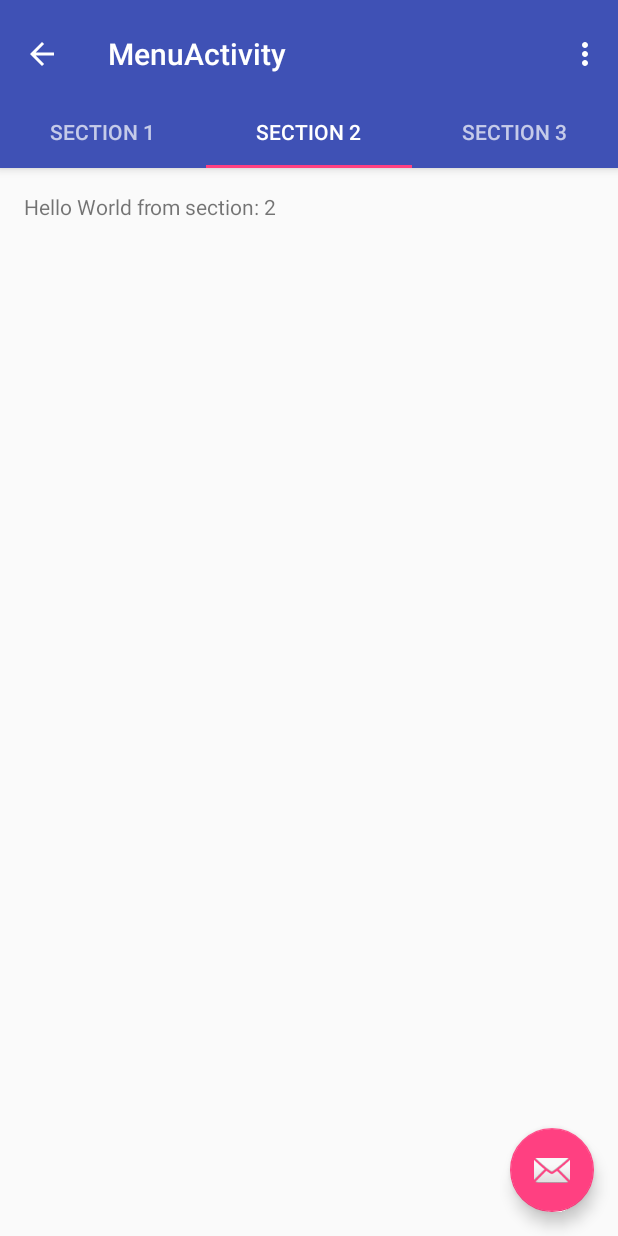
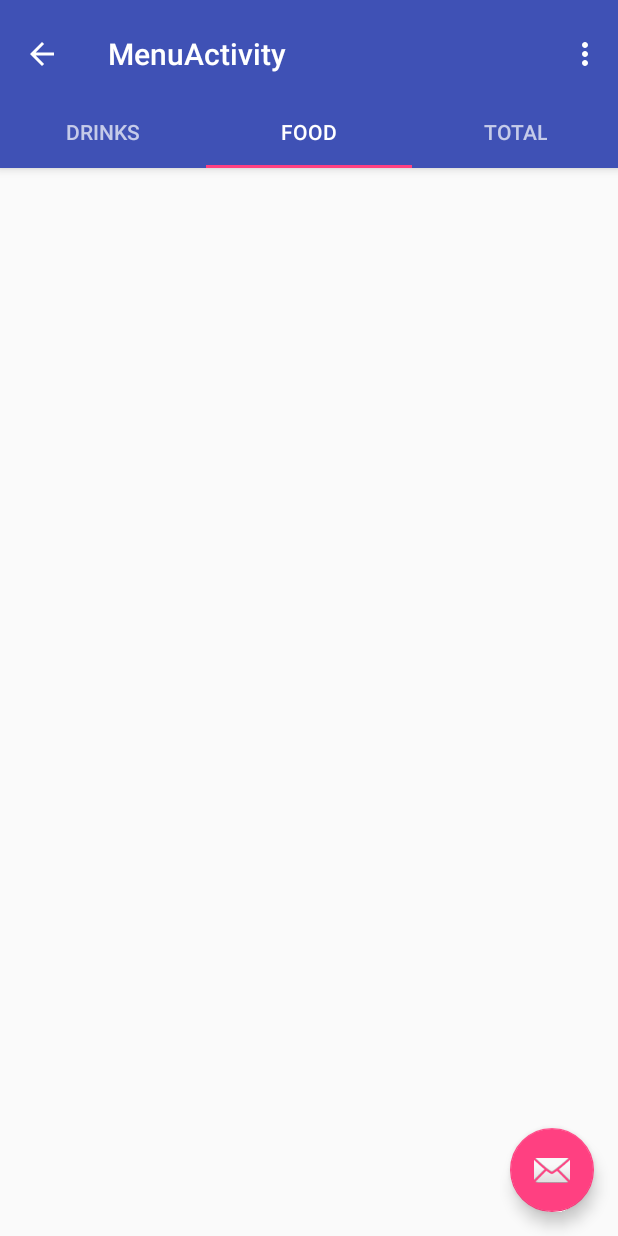
Before and after one commit to ContagionNZ/MDDN_Project3_Holder, an Android app: the MenuActivity screen opened directly, with no data from a screen before it, tab 2 chosen, on a phone screen of 412 x 824 dp. Run offline under Robolectric (Android 15) with nearby library versions, the phone set to English and light mode, and no system bars.

Commit message:
Added full fragment functionality

```diff
--- a/Matkarta/app/src/main/java/com/example/steven/matkarta/MenuActivity.java
+++ b/Matkarta/app/src/main/java/com/example/steven/matkarta/MenuActivity.java
@@ -39,7 +39,7 @@ public class MenuActivity extends AppCompatActivity {
     @Override
     protected void onCreate(Bundle savedInstanceState) {
         super.onCreate(savedInstanceState);
-        setContentView(R.layout.activity_menu);
+        setContentView(R.layout.activity_map);
 
         Toolbar toolbar = (Toolbar) findViewById(R.id.toolbar);
         setSupportActionBar(toolbar);
@@ -70,7 +70,7 @@ public class MenuActivity extends AppCompatActivity {
     @Override
     public boolean onCreateOptionsMenu(Menu menu) {
         // Inflate the menu; this adds items to the action bar if it is present.
-        getMenuInflater().inflate(R.menu.menu_menu, menu);
+        getMenuInflater().inflate(R.menu.menu_map, menu);
         return true;
     }
 
@@ -89,40 +89,6 @@ public class MenuActivity extends AppCompatActivity {
         return super.onOptionsItemSelected(item);
     }
 
-    /**
-     * A placeholder fragment containing a simple view.
-     */
-    public static class PlaceholderFragment extends Fragment {
-        /**
-         * The fragment argument representing the section number for this
-         * fragment.
-         */
-        private static final String ARG_SECTION_NUMBER = "section_number";
-
-        public PlaceholderFragment() {
-        }
-
-        /**
-         * Returns a new instance of this fragment for the given section
-         * number.
-         */
-        public static PlaceholderFragment newInstance(int sectionNumber) {
-            PlaceholderFragment fragment = new PlaceholderFragment();
-            Bundle args = new Bundle();
-            args.putInt(ARG_SECTION_NUMBER, sectionNumber);
-            fragment.setArguments(args);
-            return fragment;
-        }
-
-        @Override
-        public View onCreateView(LayoutInflater inflater, ViewGroup container,
-                                 Bundle savedInstanceState) {
-            View rootView = inflater.inflate(R.layout.fragment_menu, container, false);
-            TextView textView = (TextView) rootView.findViewById(R.id.section_label);
-            textView.setText(getString(R.string.section_format, getArguments().getInt(ARG_SECTION_NUMBER)));
-            return rootView;
-        }
-    }
 
     /**
      * A {@link FragmentPagerAdapter} that returns a fragment corresponding to
@@ -136,9 +102,19 @@ public class MenuActivity extends AppCompatActivity {
 
         @Override
         public Fragment getItem(int position) {
-            // getItem is called to instantiate the fragment for the given page.
-            // Return a PlaceholderFragment (defined as a static inner class below).
-            return PlaceholderFragment.newInstance(position + 1);
+            switch (position) {
+                case 0:
+                    Tab1Drinks tab1 = new Tab1Drinks();
+                    return tab1;
+                case 1:
+                    Tab2Food tab2 = new Tab2Food();
+                    return tab2;
+                case 2:
+                    Tab3Total tab3 = new Tab3Total();
+                    return tab3;
+                default:
+                    return null;
+            }
         }
 
         @Override
@@ -151,11 +127,11 @@ public class MenuActivity extends AppCompatActivity {
         public CharSequence getPageTitle(int position) {
             switch (position) {
                 case 0:
-                    return "SECTION 1";
+                    return "Drinks";
                 case 1:
-                    return "SECTION 2";
+                    return "Food";
                 case 2:
-                    return "SECTION 3";
+                    return "Total";
             }
             return null;
         }
--- /dev/null
+++ b/Matkarta/app/src/main/java/com/example/steven/matkarta/Tab1Drinks.java
@@ -0,0 +1,23 @@
+package com.example.steven.matkarta;
+
+/**
+ * Created by Steven on 23/05/2017.
+ */
+
+
+import android.os.Bundle;
+import android.support.v4.app.Fragment;
+import android.view.LayoutInflater;
+import android.view.View;
+import android.view.ViewGroup;
+
+public class Tab1Drinks extends Fragment{
+
+    @Override
+    public View onCreateView(LayoutInflater inflater, ViewGroup container,
+                             Bundle savedInstanceState) {
+        View rootView = inflater.inflate(R.layout.tab1map, container, false);
+        return rootView;
+    }
+
+}
--- /dev/null
+++ b/Matkarta/app/src/main/java/com/example/steven/matkarta/Tab2Food.java
@@ -0,0 +1,23 @@
+package com.example.steven.matkarta;
+
+/**
+ * Created by Steven on 23/05/2017.
+ */
+
+
+import android.os.Bundle;
+import android.support.v4.app.Fragment;
+import android.view.LayoutInflater;
+import android.view.View;
+import android.view.ViewGroup;
+
+public class Tab2Food extends Fragment{
+
+    @Override
+    public View onCreateView(LayoutInflater inflater, ViewGroup container,
+                             Bundle savedInstanceState) {
+        View rootView = inflater.inflate(R.layout.tab2food, container, false);
+        return rootView;
+    }
+
+}
--- /dev/null
+++ b/Matkarta/app/src/main/java/com/example/steven/matkarta/Tab3Total.java
@@ -0,0 +1,23 @@
+package com.example.steven.matkarta;
+
+/**
+ * Created by Steven on 23/05/2017.
+ */
+
+
+import android.os.Bundle;
+import android.support.v4.app.Fragment;
+import android.view.LayoutInflater;
+import android.view.View;
+import android.view.ViewGroup;
+
+public class Tab3Total extends Fragment{
+
+    @Override
+    public View onCreateView(LayoutInflater inflater, ViewGroup container,
+                             Bundle savedInstanceState) {
+        View rootView = inflater.inflate(R.layout.tab3total, container, false);
+        return rootView;
+    }
+
+}
--- /dev/null
+++ b/Matkarta/app/src/main/res/layout/tab1drinks.xml
@@ -0,0 +1,6 @@
+<?xml version="1.0" encoding="utf-8"?>
+<LinearLayout xmlns:android="http://schemas.android.com/apk/res/android"
+    android:orientation="vertical" android:layout_width="match_parent"
+    android:layout_height="match_parent">
+
+</LinearLayout>
--- /dev/null
+++ b/Matkarta/app/src/main/res/layout/tab1map.xml
@@ -0,0 +1,6 @@
+<?xml version="1.0" encoding="utf-8"?>
+<LinearLayout xmlns:android="http://schemas.android.com/apk/res/android"
+    android:orientation="vertical" android:layout_width="match_parent"
+    android:layout_height="match_parent">
+
+</LinearLayout>
--- /dev/null
+++ b/Matkarta/app/src/main/res/layout/tab2food.xml
@@ -0,0 +1,6 @@
+<?xml version="1.0" encoding="utf-8"?>
+<LinearLayout xmlns:android="http://schemas.android.com/apk/res/android"
+    android:orientation="vertical" android:layout_width="match_parent"
+    android:layout_height="match_parent">
+
+</LinearLayout>
--- /dev/null
+++ b/Matkarta/app/src/main/res/layout/tab2list.xml
@@ -0,0 +1,6 @@
+<?xml version="1.0" encoding="utf-8"?>
+<LinearLayout xmlns:android="http://schemas.android.com/apk/res/android"
+    android:orientation="vertical" android:layout_width="match_parent"
+    android:layout_height="match_parent">
+
+</LinearLayout>
--- /dev/null
+++ b/Matkarta/app/src/main/res/layout/tab3total.xml
@@ -0,0 +1,6 @@
+<?xml version="1.0" encoding="utf-8"?>
+<LinearLayout xmlns:android="http://schemas.android.com/apk/res/android"
+    android:orientation="vertical" android:layout_width="match_parent"
+    android:layout_height="match_parent">
+
+</LinearLayout>
--- a/Matkarta/app/src/main/res/values/strings.xml
+++ b/Matkarta/app/src/main/res/values/strings.xml
@@ -5,4 +5,5 @@
     <string name="section_format">Hello World from section: %1$d</string>
     <string name="title_activity_restaurant_splash">RestaurantSplashActivity</string>
     <string name="title_activity_menu">MenuActivity</string>
+    <string name="button_main">Send</string>
 </resources>
```
Also changed, not shown: Matkarta/app/src/main/java/com/example/steven/matkarta/MainActivity.java (+7 -0 lines), Matkarta/app/src/main/java/com/example/steven/matkarta/MapActivity.java (+13 -42 lines), Matkarta/app/src/main/java/com/example/steven/matkarta/Tab1Map.java (added, +23 -0 lines), Matkarta/app/src/main/java/com/example/steven/matkarta/Tab2List.java (added, +23 -0 lines), Matkarta/app/src/main/res/layout/activity_main.xml (+5 -4 lines).
